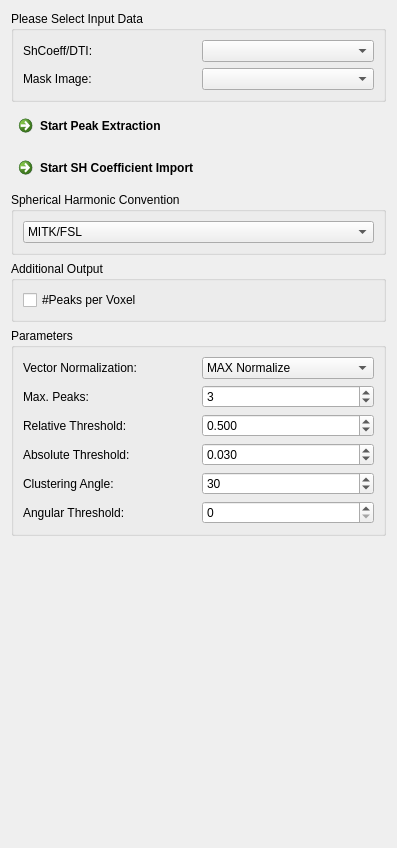
MITK/MITK, file Plugins/org.mitk.gui.qt.diffusionimaging.odfpeaks/src/internal/QmitkOdfMaximaExtractionViewControls.ui: the form before one commit.
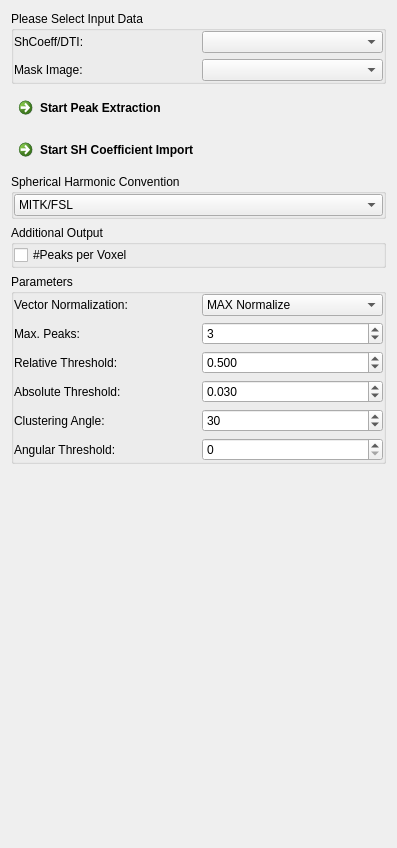
The form after the commit. Custom widgets are drawn as their Qt base class.

Commit message: Refactor view layout

The edit to the form file:
```diff
--- a/Plugins/org.mitk.gui.qt.diffusionimaging.odfpeaks/src/internal/QmitkOdfMaximaExtractionViewControls.ui
+++ b/Plugins/org.mitk.gui.qt.diffusionimaging.odfpeaks/src/internal/QmitkOdfMaximaExtractionViewControls.ui
@@ -49,6 +49,18 @@
       <property name="fieldGrowthPolicy">
        <enum>QFormLayout::AllNonFixedFieldsGrow</enum>
       </property>
+      <property name="leftMargin">
+       <number>0</number>
+      </property>
+      <property name="topMargin">
+       <number>0</number>
+      </property>
+      <property name="rightMargin">
+       <number>0</number>
+      </property>
+      <property name="bottomMargin">
+       <number>0</number>
+      </property>
       <item row="0" column="0">
        <widget class="QCheckBox" name="m_OutputNumDirectionsBox">
         <property name="toolTip">
@@ -71,6 +83,18 @@
       <string>Parameters</string>
      </property>
      <layout class="QGridLayout" name="gridLayout">
+      <property name="leftMargin">
+       <number>0</number>
+      </property>
+      <property name="topMargin">
+       <number>0</number>
+      </property>
+      <property name="rightMargin">
+       <number>0</number>
+      </property>
+      <property name="bottomMargin">
+       <number>0</number>
+      </property>
       <item row="0" column="0">
        <widget class="QFrame" name="frame_2">
         <property name="frameShape">
@@ -305,6 +329,18 @@
       <string>Please Select Input Data</string>
      </property>
      <layout class="QGridLayout" name="gridLayout_5">
+      <property name="leftMargin">
+       <number>0</number>
+      </property>
+      <property name="topMargin">
+       <number>0</number>
+      </property>
+      <property name="rightMargin">
+       <number>0</number>
+      </property>
+      <property name="bottomMargin">
+       <number>0</number>
+      </property>
       <item row="0" column="0">
        <widget class="QLabel" name="label_4">
         <property name="toolTip">
@@ -350,6 +386,18 @@
       <string>Spherical Harmonic Convention</string>
      </property>
      <layout class="QGridLayout" name="gridLayout_6">
+      <property name="leftMargin">
+       <number>0</number>
+      </property>
+      <property name="topMargin">
+       <number>0</number>
+      </property>
+      <property name="rightMargin">
+       <number>0</number>
+      </property>
+      <property name="bottomMargin">
+       <number>0</number>
+      </property>
       <item row="0" column="0">
        <widget class="QComboBox" name="m_ToolkitBox">
         <property name="toolTip">
```
Left out of the diff: 2 changed lines with no effect on the pictures. The commit also changes 12 other files.
